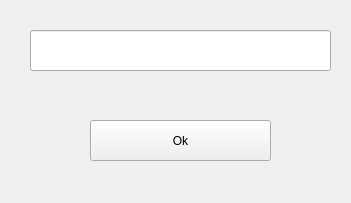
The window that settingswidget.ui (korruz/SimpleTexOnMac_unofficial) describes before a commit, drawn with Qt 5.
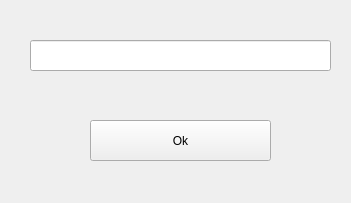
The same window after the commit.

The edit to the form file:
```diff
--- a/settingswidget.ui
+++ b/settingswidget.ui
@@ -30,9 +30,9 @@
    <property name="geometry">
     <rect>
      <x>30</x>
-     <y>30</y>
+     <y>40</y>
      <width>301</width>
-     <height>41</height>
+     <height>31</height>
     </rect>
    </property>
   </widget>
```
Left out of the diff: 4 changed lines with no effect on the pictures.
